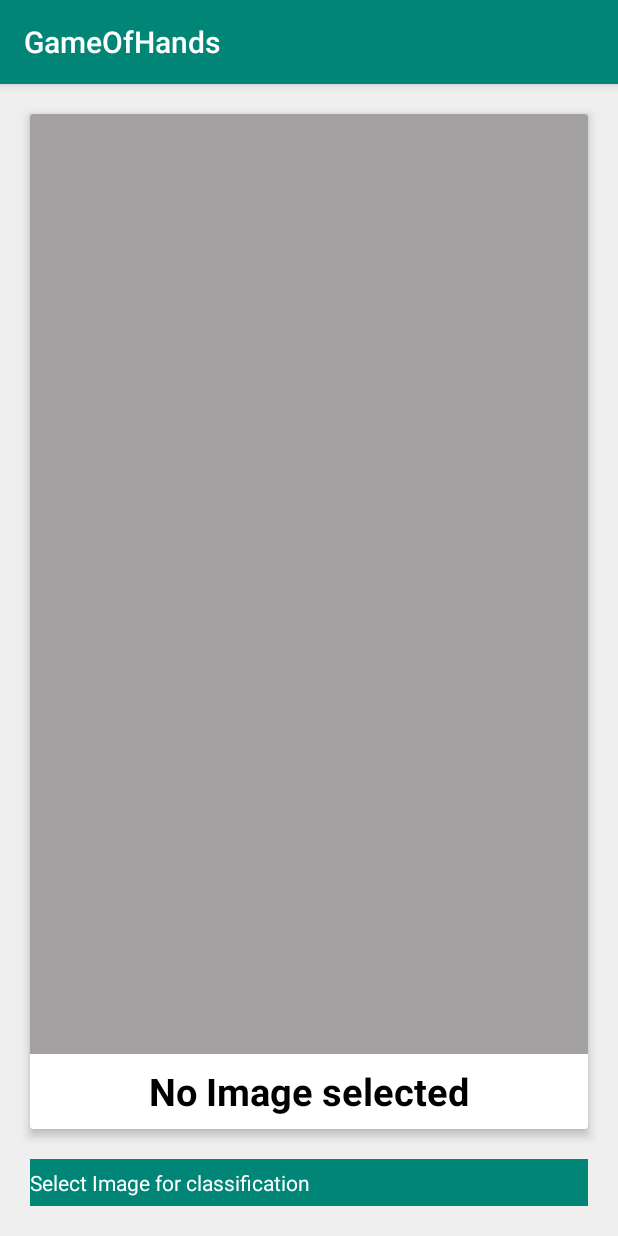
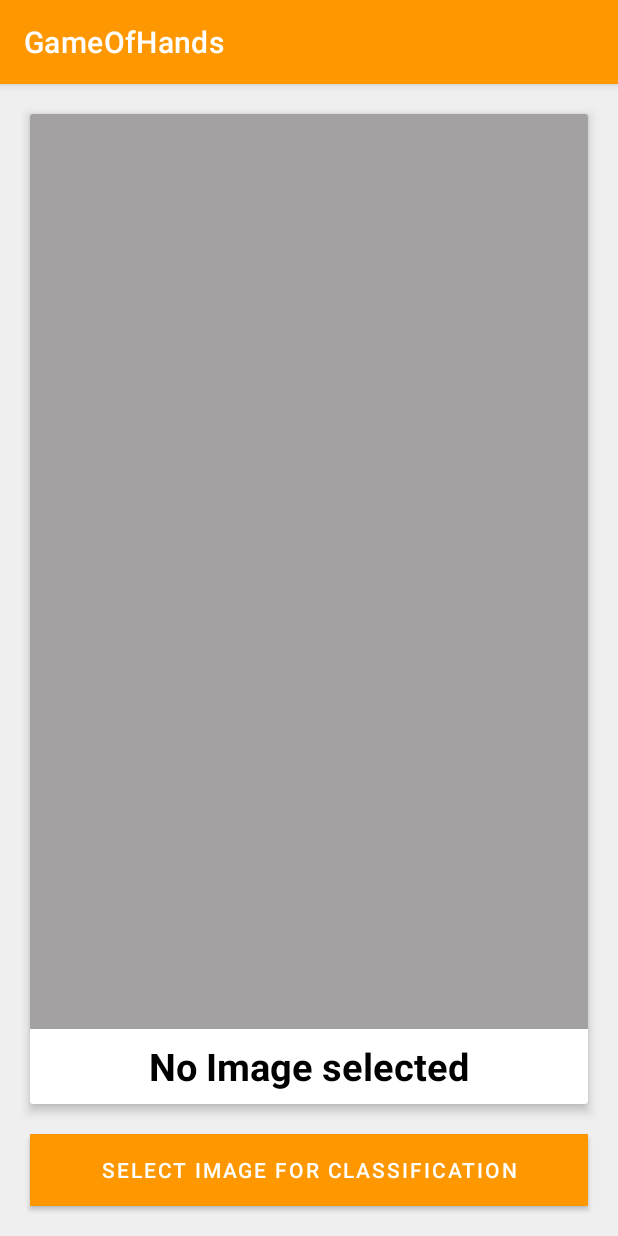
Before and after one commit to sunil-kumarr/GameOfHands, an Android app: the screen it shows after launch (MainActivity), on a phone screen of 412 x 824 dp. Run offline under Robolectric (Android 15) with nearby library versions, the phone set to English and light mode, and no system bars.

Commit message:
Changed theme style and colors

```diff
--- a/app/src/main/res/values/colors.xml
+++ b/app/src/main/res/values/colors.xml
@@ -1,7 +1,7 @@
 <?xml version="1.0" encoding="utf-8"?>
 <resources>
-    <color name="colorPrimary">#008577</color>
-    <color name="colorPrimaryDark">#00574B</color>
+    <color name="colorPrimary">#FF9800</color>
+    <color name="colorPrimaryDark">#FF5722</color>
     <color name="colorAccent">#D81B60</color>
     <color name="white">#ffffff</color>
     <color name="orange">#FF9800</color>
--- a/app/src/main/res/values/styles.xml
+++ b/app/src/main/res/values/styles.xml
@@ -1,7 +1,7 @@
 <resources>
 
     <!-- Base application theme. -->
-    <style name="AppTheme" parent="Theme.AppCompat.Light.DarkActionBar">
+    <style name="AppTheme" parent="Theme.MaterialComponents.Light.DarkActionBar">
         <!-- Customize your theme here. -->
         <item name="colorPrimary">@color/colorPrimary</item>
         <item name="colorPrimaryDark">@color/colorPrimaryDark</item>
```
